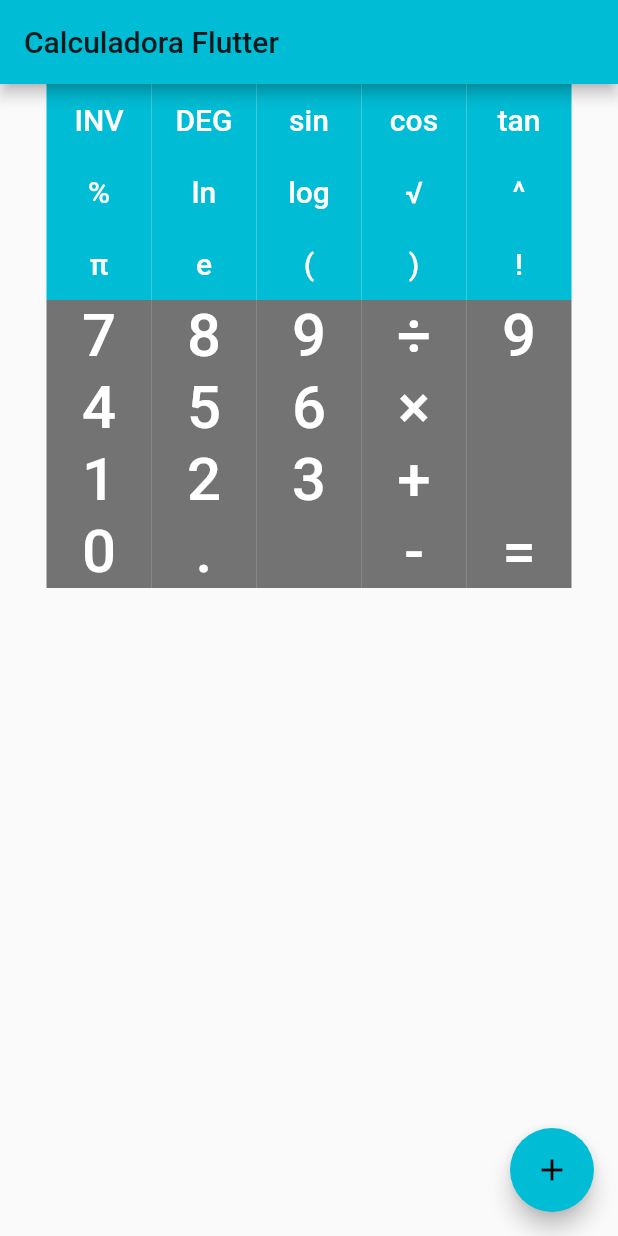
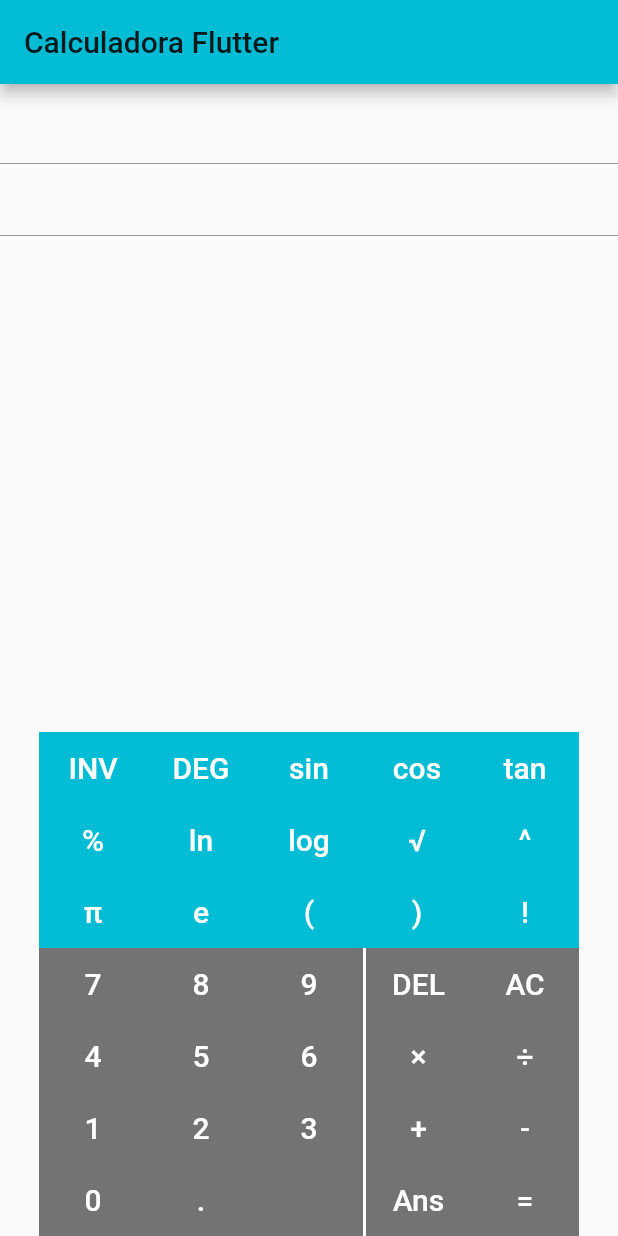
Before and after one commit to JuanJo53/Flutter_Calculator, a Flutter app: the screen it shows after launch, on a phone screen of 412 x 824 dp. Run offline on Flutter 3.47's test engine with Material 2 defaults, Android fonts, the phone set to English and light mode, and no system bars.

Commit message:
Estructura basica realizada

```diff
--- a/lib/main.dart
+++ b/lib/main.dart
@@ -33,6 +33,8 @@ class _MyHomePageState extends State<MyHomePage> {
   }
   @override
   Widget build(BuildContext context) {
+    TextEditingController expArt = TextEditingController();
+    TextEditingController numReal = TextEditingController();
     return Scaffold(
       appBar: AppBar(
         title: Text(widget.title),
@@ -40,6 +42,23 @@ class _MyHomePageState extends State<MyHomePage> {
       body: Center(
         child: Column(
           children: <Widget>[
+            TextField(
+              controller: expArt,
+              textAlign: TextAlign.right,
+              style: TextStyle(
+                fontSize: 25.0,
+              ),
+              enabled: false,
+            ),
+            TextField(
+              controller: numReal,
+              textAlign: TextAlign.right,
+              style: TextStyle(
+                fontSize: 20.0,
+              ),
+              enabled: false,
+            ),
+            Spacer(),
             Row(
               mainAxisAlignment: MainAxisAlignment.center,
               children: <Widget>[
@@ -76,8 +95,8 @@ class _MyHomePageState extends State<MyHomePage> {
                 Digito('7'),
                 Digito('8'),
                 Digito('9'),
-                Digito('÷'),
-                Digito('9'),
+                funcionBasica('DEL'),
+                Digito('AC'),
               ],
             ),
             Row(
@@ -86,8 +105,8 @@ class _MyHomePageState extends State<MyHomePage> {
                 Digito('4'),
                 Digito('5'),
                 Digito('6'),
-                Digito('×'),
-                Digito(' '),
+                funcionBasica('×'),
+                Digito('÷'),
               ],
             ),
             Row(
@@ -96,8 +115,8 @@ class _MyHomePageState extends State<MyHomePage> {
                 Digito('1'),
                 Digito('2'),
                 Digito('3'),
-                Digito('+'),
-                Digito(' '),
+                funcionBasica('+'),
+                Digito('-'),
               ],
             ),
             Row(
@@ -106,41 +125,58 @@ class _MyHomePageState extends State<MyHomePage> {
                 Digito('0'),
                 Digito('.'),
                 Digito(' '),
-                Digito('-'),
+                funcionBasica('Ans'),
                 Digito('='),
               ],
             )
           ],
         ),
       ),
-      floatingActionButton: FloatingActionButton(
-        onPressed: _incrementCounter,
-        tooltip: 'Increment',
-        child: Icon(Icons.add),
-      ), // This trailing comma makes auto-formatting nicer for build methods.
     );
   }
   Widget Digito(msg){
     return Container(
-      width:70,
+      width:72.0,
       color: Colors.black54,
+      child: FlatButton(
+          onPressed: (){
+            setState(() {
+
+            });
+          },
+          child: Text(msg,style: TextStyle(fontSize: 20.0,color: Colors.white),)
+      ),
+    );
+  }
+  Widget funcionBasica(msg){
+    return Container(
+      width:72.0,
+      decoration: BoxDecoration(
+        color: Colors.black54,
+        border: Border(
+          left: BorderSide(
+            color: Colors.white,
+            width: 2.0,
+          )
+        )
+      ),
       child: FlatButton(
           onPressed: (){
 
           },
-          child: Text(msg,style: TextStyle(fontSize: 40,color: Colors.white),)
+          child: Text(msg,style: TextStyle(fontSize: 20.0,color: Colors.white),)
       ),
     );
   }
   Widget funcionAvanzada(msg){
     return Container(
-      width: 70,
+      width: 72.0,
       color: Colors.cyan,
       child: FlatButton(
           onPressed: (){
 
           },
-          child: Text(msg,style: TextStyle(fontSize: 20,color: Colors.white),)
+          child: Text(msg,style: TextStyle(fontSize: 20.0,color: Colors.white),)
       ),
     );
   }
```
